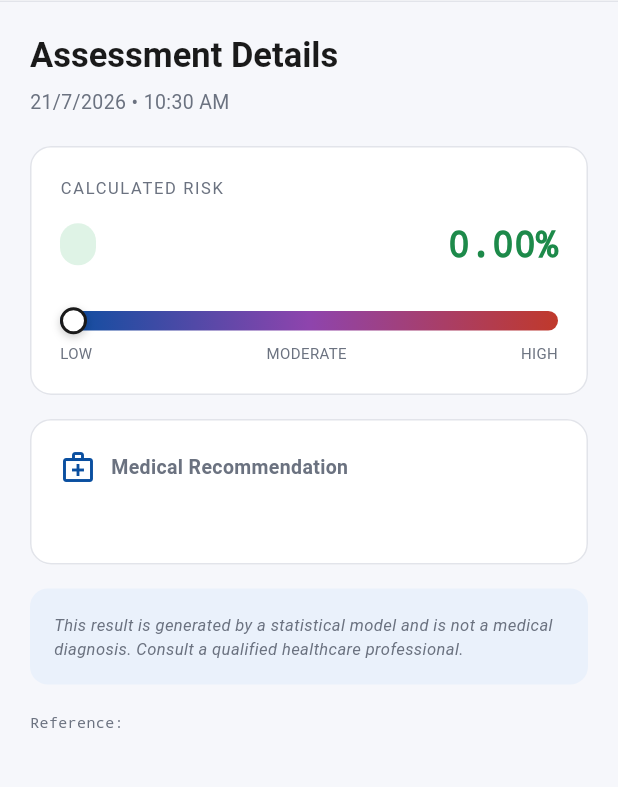
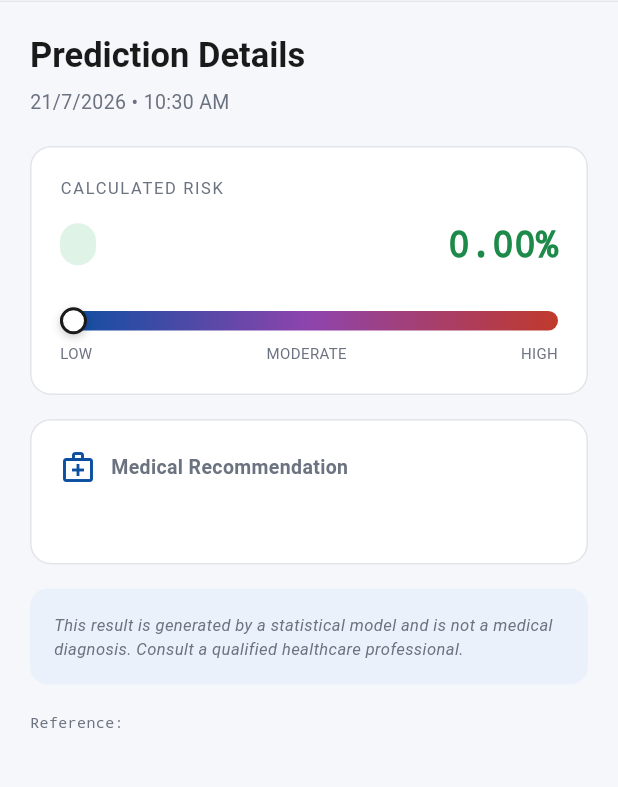
Before and after one commit to mothercoconuts93/HeartDiseasePredictionFYP, a Flutter app: the PredictionDetailScreen screen opened directly with empty values, on a phone screen of 412 x 824 dp, the part 82-869 px from its top. Run offline on Flutter 3.47's test engine with Material 3 defaults, Android fonts, the phone set to English and light mode, and no system bars; our stand-ins replace cloud_firestore, firebase_auth, firebase_core; accounts and stored records are empty.

Commit message:
Clarify prediction terminology and remove notification placeholder

```diff
--- a/flutter_app/lib/screens/patient/patient_home_screen.dart
+++ b/flutter_app/lib/screens/patient/patient_home_screen.dart
@@ -65,7 +65,7 @@ class PatientHomeScreen extends StatelessWidget {
               DashboardCard(
                 icon: Icons.history,
                 title: 'Prediction History',
-                subtitle: 'Review previous assessment results',
+                subtitle: 'Review previous prediction results',
                 onTap: () {
                   Navigator.push(
                     context,
--- a/flutter_app/lib/screens/patient/prediction_detail_screen.dart
+++ b/flutter_app/lib/screens/patient/prediction_detail_screen.dart
@@ -32,7 +32,7 @@ class PredictionDetailScreen extends StatelessWidget {
         padding: const EdgeInsets.all(20),
         children: [
           Text(
-            'Assessment Details',
+            'Prediction Details',
             style: Theme.of(context).textTheme.headlineSmall,
           ),
           const SizedBox(height: 6),
--- a/flutter_app/lib/screens/patient/profile_screen.dart
+++ b/flutter_app/lib/screens/patient/profile_screen.dart
@@ -20,7 +20,7 @@ class ProfileScreen extends StatelessWidget {
       builder: (dialogContext) => AlertDialog(
         title: const Text('Log out?'),
         content: const Text(
-          'You will need to sign in again to view your assessments.',
+          'You will need to sign in again to view your predictions.',
         ),
         actions: [
           TextButton(
--- a/flutter_app/lib/screens/practitioner/patient_detail_screen.dart
+++ b/flutter_app/lib/screens/practitioner/patient_detail_screen.dart
@@ -71,9 +71,9 @@ class PatientDetailScreen extends StatelessWidget {
             const SizedBox(height: 25),
             InfoCard(
               icon: Icons.calendar_month,
-              title: 'Last Assessment',
+              title: 'Latest Prediction',
               subtitle: prediction == null
-                  ? 'No assessment yet'
+                  ? 'No prediction yet'
                   : formatDate(prediction.createdAt),
               color: AppTheme.primary,
             ),
--- a/flutter_app/lib/screens/practitioner/patient_list_screen.dart
+++ b/flutter_app/lib/screens/practitioner/patient_list_screen.dart
@@ -80,7 +80,7 @@ class _PatientListScreenState extends State<PatientListScreen> {
             a.prediction?.probability ?? -1,
           ),
         );
-      case 'Latest assessment':
+      case 'Latest prediction':
         records.sort(
           (a, b) => (b.prediction?.createdAt ?? DateTime(1970)).compareTo(
             a.prediction?.createdAt ?? DateTime(1970),
@@ -208,8 +208,8 @@ class _PatientListScreenState extends State<PatientListScreen> {
                                   child: Text('Highest risk'),
                                 ),
                                 DropdownMenuItem(
-                                  value: 'Latest assessment',
-                                  child: Text('Latest assessment'),
+                                  value: 'Latest prediction',
+                                  child: Text('Latest prediction'),
                                 ),
                               ],
                               onChanged: (value) {
@@ -297,7 +297,7 @@ class _PatientListScreenState extends State<PatientListScreen> {
                                               ),
                                               const SizedBox(height: 6),
                                               Text(
-                                                'Last assessment: ${_formatDate(latestPrediction.createdAt)}',
+                                                'Latest prediction: ${_formatDate(latestPrediction.createdAt)}',
                                                 style: const TextStyle(
                                                   fontSize: 11,
                                                 ),
--- a/flutter_app/lib/screens/practitioner/practitioner_history_screen.dart
+++ b/flutter_app/lib/screens/practitioner/practitioner_history_screen.dart
@@ -64,7 +64,7 @@ class PractitionerHistoryScreen extends StatelessWidget {
               }
               if (predictionSnapshot.hasError) {
                 return const Center(
-                  child: Text('Unable to load assessment history.'),
+                  child: Text('Unable to load prediction history.'),
                 );
               }
               final predictions = predictionSnapshot.data ?? [];
@@ -78,12 +78,12 @@ class PractitionerHistoryScreen extends StatelessWidget {
                       crossAxisAlignment: CrossAxisAlignment.start,
                       children: [
                         Text(
-                          'Assessment History',
+                          'Prediction History',
                           style: Theme.of(context).textTheme.headlineSmall,
                         ),
                         const SizedBox(height: 6),
                         Text(
-                          '${predictions.length} recorded assessment${predictions.length == 1 ? '' : 's'}',
+                          '${predictions.length} recorded prediction${predictions.length == 1 ? '' : 's'}',
                           style: const TextStyle(color: AppTheme.textSecondary),
                         ),
                       ],
@@ -92,7 +92,7 @@ class PractitionerHistoryScreen extends StatelessWidget {
                   Expanded(
                     child: predictions.isEmpty
                         ? const Center(
-                            child: Text('No patient assessments found.'),
+                            child: Text('No patient predictions found.'),
                           )
                         : ListView.builder(
                             padding: const EdgeInsets.fromLTRB(20, 4, 20, 20),
```
Also changed, not shown: flutter_app/lib/screens/profile/settings_screen.dart (+0 -8 lines).
